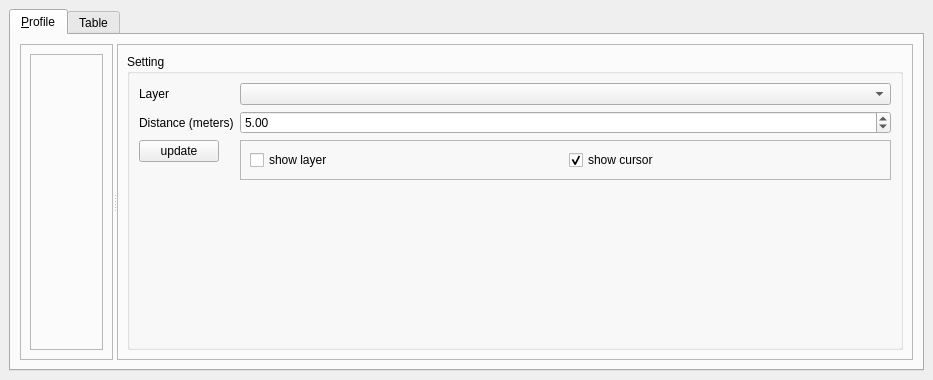
Old version of the form profile/resources/profile_widget.ui in the repository EL-BID/red_basica.
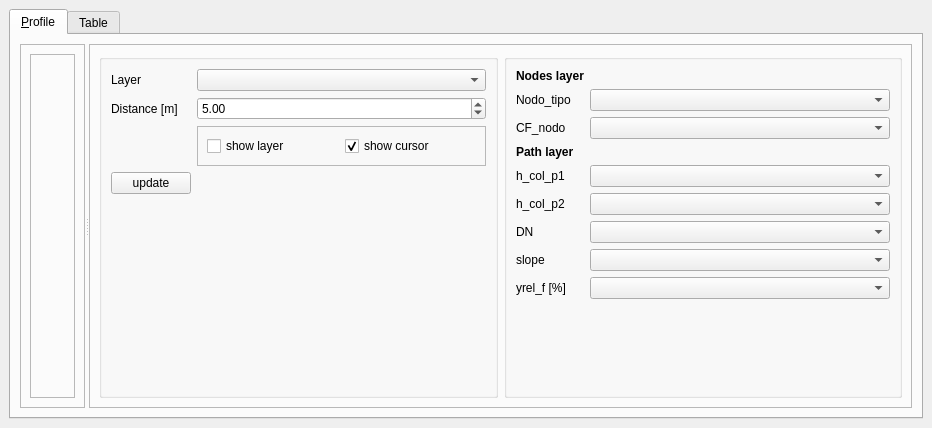
New version of the form. Custom widgets are drawn as their Qt base class.

Commit message: changed profile plot data source

```diff
--- a/profile/resources/profile_widget.ui
+++ b/profile/resources/profile_widget.ui
@@ -6,8 +6,8 @@
    <rect>
     <x>0</x>
     <y>0</y>
-    <width>933</width>
-    <height>380</height>
+    <width>932</width>
+    <height>428</height>
    </rect>
   </property>
   <property name="windowTitle">
@@ -91,11 +91,11 @@
            <property name="frameShadow">
             <enum>QFrame::Raised</enum>
            </property>
-           <layout class="QVBoxLayout" name="verticalLayout_3">
+           <layout class="QHBoxLayout" name="horizontalLayout_2">
             <item>
              <widget class="QGroupBox" name="groupBox">
               <property name="title">
-               <string>Setting</string>
+               <string/>
               </property>
               <layout class="QFormLayout" name="formLayout">
                <item row="0" column="0">
@@ -111,7 +111,7 @@
                <item row="1" column="0">
                 <widget class="QLabel" name="distanceLabel">
                  <property name="text">
-                  <string>Distance (meters)</string>
+                  <string>Distance [m]</string>
                  </property>
                 </widget>
                </item>
@@ -125,13 +125,6 @@
                  </property>
                 </widget>
                </item>
-               <item row="2" column="0">
-                <widget class="QPushButton" name="updateButton">
-                 <property name="text">
-                  <string>update</string>
-                 </property>
-                </widget>
-               </item>
                <item row="2" column="1">
                 <widget class="QFrame" name="frame_3">
                  <property name="frameShape">
@@ -164,6 +157,118 @@
                  </layout>
                 </widget>
                </item>
+               <item row="4" column="0">
+                <widget class="QPushButton" name="updateButton">
+                 <property name="text">
+                  <string>update</string>
+                 </property>
+                </widget>
+               </item>
+              </layout>
+             </widget>
+            </item>
+            <item>
+             <widget class="QGroupBox" name="groupBox_2">
+              <property name="title">
+               <string/>
+              </property>
+              <layout class="QFormLayout" name="formLayout_2">
+               <item row="2" column="0">
+                <widget class="QLabel" name="label_7">
+                 <property name="text">
+                  <string>Nodo_tipo</string>
+                 </property>
+                </widget>
+               </item>
+               <item row="2" column="1">
+                <widget class="QgsFieldComboBox" name="nodeTypeFieldComboBox"/>
+               </item>
+               <item row="6" column="0">
+                <widget class="QLabel" name="label">
+                 <property name="text">
+                  <string>h_col_p1</string>
+                 </property>
+                </widget>
+               </item>
+               <item row="6" column="1">
+                <widget class="QgsFieldComboBox" name="depthUpFieldComboBox"/>
+               </item>
+               <item row="7" column="0">
+                <widget class="QLabel" name="label_2">
+                 <property name="text">
+                  <string>h_col_p2</string>
+                 </property>
+                </widget>
+               </item>
+               <item row="7" column="1">
+                <widget class="QgsFieldComboBox" name="depthDownFieldComboBox"/>
+               </item>
+               <item row="8" column="0">
+                <widget class="QLabel" name="label_3">
+                 <property name="text">
+                  <string>DN</string>
+                 </property>
+                </widget>
+               </item>
+               <item row="8" column="1">
+                <widget class="QgsFieldComboBox" name="adoptedDiameterFieldComboBox"/>
+               </item>
+               <item row="9" column="0">
+                <widget class="QLabel" name="label_4">
+                 <property name="text">
+                  <string>slope</string>
+                 </property>
+                </widget>
+               </item>
+               <item row="9" column="1">
+                <widget class="QgsFieldComboBox" name="slopeFieldComboBox"/>
+               </item>
+               <item row="10" column="0">
+                <widget class="QLabel" name="label_5">
+                 <property name="text">
+                  <string>yrel_f [%]</string>
+                 </property>
+                </widget>
+               </item>
+               <item row="10" column="1">
+                <widget class="QgsFieldComboBox" name="waterLevelEndFieldComboBox"/>
+               </item>
+               <item row="3" column="0">
+                <widget class="QLabel" name="label_6">
+                 <property name="text">
+                  <string>CF_nodo</string>
+                 </property>
+                </widget>
+               </item>
+               <item row="3" column="1">
+                <widget class="QgsFieldComboBox" name="nodeCFFieldComboBox"/>
+               </item>
+               <item row="1" column="0">
+                <widget class="QLabel" name="label_8">
+                 <property name="font">
+                  <font>
+                   <weight>75</weight>
+                   <bold>true</bold>
+                  </font>
+                 </property>
+                 <property name="text">
+                  <string>Nodes layer</string>
+                 </property>
+                </widget>
+               </item>
+               <item row="5" column="0">
+                <widget class="QLabel" name="label_9">
+                 <property name="font">
+                  <font>
+                   <weight>75</weight>
+                   <bold>true</bold>
+                  </font>
+                 </property>
+                 <property name="text">
+                  <string>Path layer</string>
+                 </property>
+                </widget>
+               </item>
               </layout>
              </widget>
             </item>
@@ -202,6 +307,13 @@
    </layout>
   </widget>
  </widget>
+ <customwidgets>
+  <customwidget>
+   <class>QgsFieldComboBox</class>
+   <extends>QComboBox</extends>
+   <header>qgsfieldcombobox.h</header>
+  </customwidget>
+ </customwidgets>
  <resources/>
  <connections/>
 </ui>
```
Left out of the diff: 4 changed lines with no effect on the pictures. The commit also changes 6 other files.
